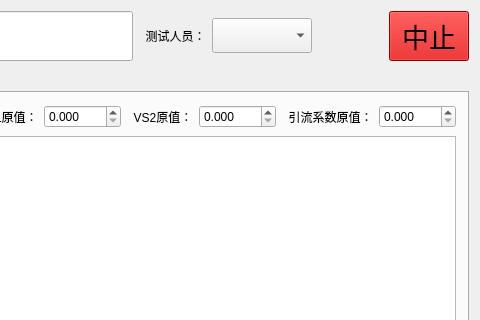
The window that mainwindow.ui (hooray1998/PCSoftware) describes before a commit, drawn with Qt 5; both pictures show x 808 to 1288 and y 0 to 320 of the 1288 by 728 pixel window.
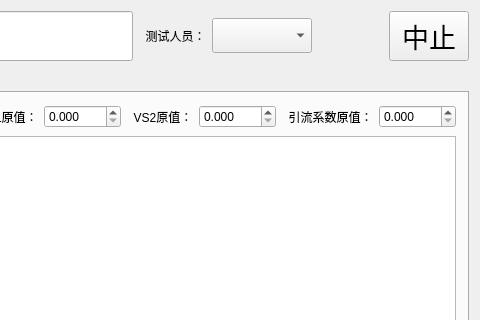
The same window after the commit.

```diff
--- a/mainwindow.ui
+++ b/mainwindow.ui
@@ -161,7 +161,7 @@
              </font>
             </property>
             <property name="styleSheet">
-             <string notr="true">background:rgb(204, 0, 0)</string>
+             <string notr="true"/>
             </property>
             <property name="text">
              <string>中止</string>
```
Left out of the diff: 2 changed lines with no effect on the pictures.
